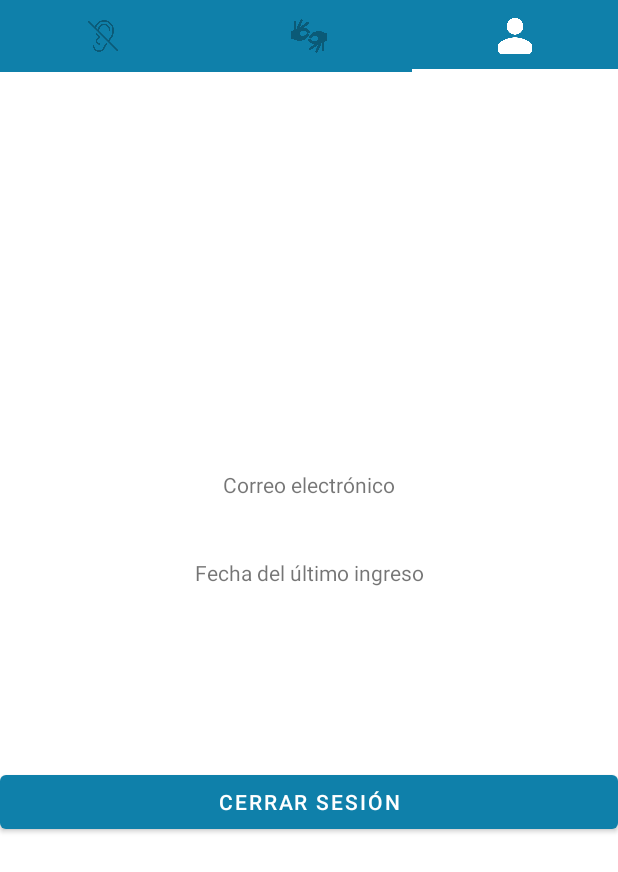
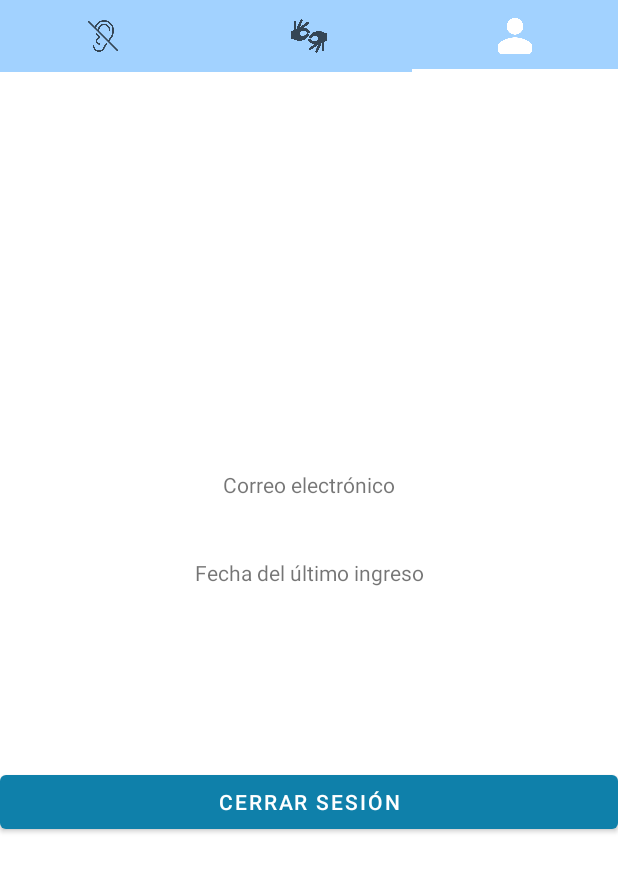
Before and after one commit to dianaamonrooy/LSCof, an Android app: the screen it shows after launch once a user with an empty profile is signed in (TabbedActivity), tab 3 chosen, on a phone screen of 412 x 824 dp. Shown: the top 872 px of the screen. Run offline under Robolectric (Android 15) with nearby library versions, the phone set to English and light mode, and no system bars; our stand-ins replace Firebase (no records; nobody signed in at launch, a user with empty details on screens opened directly); libraries missing offline, so code that uses them is left out: com.takusemba.spotlight, xyz.hanks.library; 1 statement that could not run was skipped.

Commit message:
Cambio de colores

```diff
--- a/app/src/main/java/com/example/iniciosesin/Aprende/BotonesVideos.java
+++ b/app/src/main/java/com/example/iniciosesin/Aprende/BotonesVideos.java
@@ -167,9 +167,9 @@ public class BotonesVideos extends AppCompatActivity {
 
                 Integer[] colors_temp = {
                         getResources().getColor(R.color.color1),
-                        getResources().getColor(R.color.color2),
+                        //getResources().getColor(R.color.color2),
                         getResources().getColor(R.color.color3),
-                        getResources().getColor(R.color.color4)
+                        getResources().getColor(R.color.color4),
                 };
 
                 colors = colors_temp;
--- a/app/src/main/java/com/example/iniciosesin/Practica/Palabra_videos.java
+++ b/app/src/main/java/com/example/iniciosesin/Practica/Palabra_videos.java
@@ -165,9 +165,9 @@ public class Palabra_videos extends AppCompatActivity {
         item.getDownloadUrl().addOnSuccessListener(new OnSuccessListener<Uri>() {
             @Override
             public void onSuccess(Uri uri) {
-                MediaController mediaController = new MediaController(Palabra_videos.this);
+                /*MediaController mediaController = new MediaController(Palabra_videos.this);
                 video.setMediaController(mediaController);
-                mediaController.setAnchorView(video);
+                mediaController.setAnchorView(video);*/
                 video.setVideoURI(uri);
                 video.requestFocus();
 
--- a/app/src/main/java/com/example/iniciosesin/Practica/Video_palabras.java
+++ b/app/src/main/java/com/example/iniciosesin/Practica/Video_palabras.java
@@ -76,9 +76,9 @@ public class Video_palabras extends AppCompatActivity {
             chosenItem.getDownloadUrl().addOnSuccessListener(new OnSuccessListener<Uri>() {
                 @Override
                 public void onSuccess(Uri uri) {
-                    MediaController mediaController = new MediaController(Video_palabras.this);
+                    /*MediaController mediaController = new MediaController(Video_palabras.this);
                     video.setMediaController(mediaController);
-                    mediaController.setAnchorView(video);
+                    mediaController.setAnchorView(mediaController);*/
                     video.setVideoURI(uri);
                     video.requestFocus();
 
--- a/app/src/main/java/com/example/iniciosesin/popUps/PopUpShowVideos.java
+++ b/app/src/main/java/com/example/iniciosesin/popUps/PopUpShowVideos.java
@@ -61,10 +61,11 @@ public class PopUpShowVideos extends AppCompatActivity {
                 // whenever data at this location is updated.
                 if (dataSnapshot.exists()) {
                     url = dataSnapshot.child("url").getValue().toString();
-                    MediaController mediaController = new MediaController(PopUpShowVideos.this);
+
                     video = findViewById(R.id.video);
+                    /*MediaController mediaController = new MediaController(PopUpShowVideos.this);
                     video.setMediaController(mediaController);
-                    mediaController.setAnchorView(video);
+                    mediaController.setAnchorView(video);*/
                     Uri uri = Uri.parse(url);
                     video.setVideoURI(uri);
                     video.requestFocus();
--- a/app/src/main/res/drawable/round.xml
+++ b/app/src/main/res/drawable/round.xml
@@ -2,7 +2,7 @@
 <shape xmlns:android="http://schemas.android.com/apk/res/android"
     android:shape="rectangle"
     android:padding="5dp">
-    <solid android:color="@color/purple_200"/> <!-- this one is ths color of the Rounded Button -->
+    <solid /> <!-- this one is ths color of the Rounded Button -->
     <corners
         android:bottomRightRadius="50dp"
         android:bottomLeftRadius="50dp"
--- a/app/src/main/res/layout/activity_botones_videos.xml
+++ b/app/src/main/res/layout/activity_botones_videos.xml
@@ -28,10 +28,15 @@
             android:layout_height="wrap_content"
             android:layout_weight="1"
             android:background="@drawable/round"
+            android:backgroundTint="@color/color1"
             android:paddingLeft="30dp"
             android:paddingRight="30dp"
             android:text="Descubre"
             android:textColor="#fff"
+            android:textColorHighlight="#CDB4DB"
+            android:textColorLink="#FFFFFF"
+            android:textCursorDrawable="@drawable/round"
+            app:backgroundTint="#68ABEA"
             app:layout_constraintBottom_toBottomOf="parent"
             app:layout_constraintEnd_toEndOf="parent"
             app:layout_constraintStart_toStartOf="parent"
--- a/app/src/main/res/layout/fragment_l_s_c.xml
+++ b/app/src/main/res/layout/fragment_l_s_c.xml
@@ -40,7 +40,8 @@
                 android:paddingLeft="30dp"
                 android:paddingRight="30dp"
                 android:text="Aprende"
-                android:textColor="#fff" />
+                android:textColor="#fff"
+                app:backgroundTint="#CDB4DB" />
 
             <Space
                 android:layout_width="10dp"
@@ -57,7 +58,8 @@
                 android:paddingLeft="30dp"
                 android:paddingRight="30dp"
                 android:text="Practica"
-                android:textColor="#fff" />
+                android:textColor="#fff"
+                app:backgroundTint="@color/color2" />
         </LinearLayout>
     </androidx.constraintlayout.widget.ConstraintLayout>
 
--- a/app/src/main/res/values/colors.xml
+++ b/app/src/main/res/values/colors.xml
@@ -1,16 +1,16 @@
 <?xml version="1.0" encoding="utf-8"?>
 <resources>
-    <color name="purple_200">#0F80AA</color>
+    <color name="purple_200">#A2D2FF</color>
     <color name="purple_500">#0F80AA</color>
-    <color name="purple_700">#0B5A77</color>
+    <color name="purple_700">#354655</color>
     <color name="teal_200">#FF03DAC5</color>
     <color name="teal_700">#FF018786</color>
     <color name="black">#FF000000</color>
     <color name="white">#FFFFFFFF</color>
-    <color name="color1">#cdb4db</color>
-    <color name="color2">#d8b1e6</color>
-    <color name="color3">#bde0fe</color>
-    <color name="color4">#a2d2ff</color>
+    <color name="color1">#80DFB5F6</color>
+    <color name="color2">#A2D2FF</color>
+    <color name="color3">#809FECC4</color>
+    <color name="color4">#80F3BFAC</color>
 
 
 
```
Also changed, not shown: app/src/main/res/layout/activity_palabra_videos.xml (+5 -5 lines), app/src/main/res/layout/activity_video_palabras.xml (+16 -8 lines).
